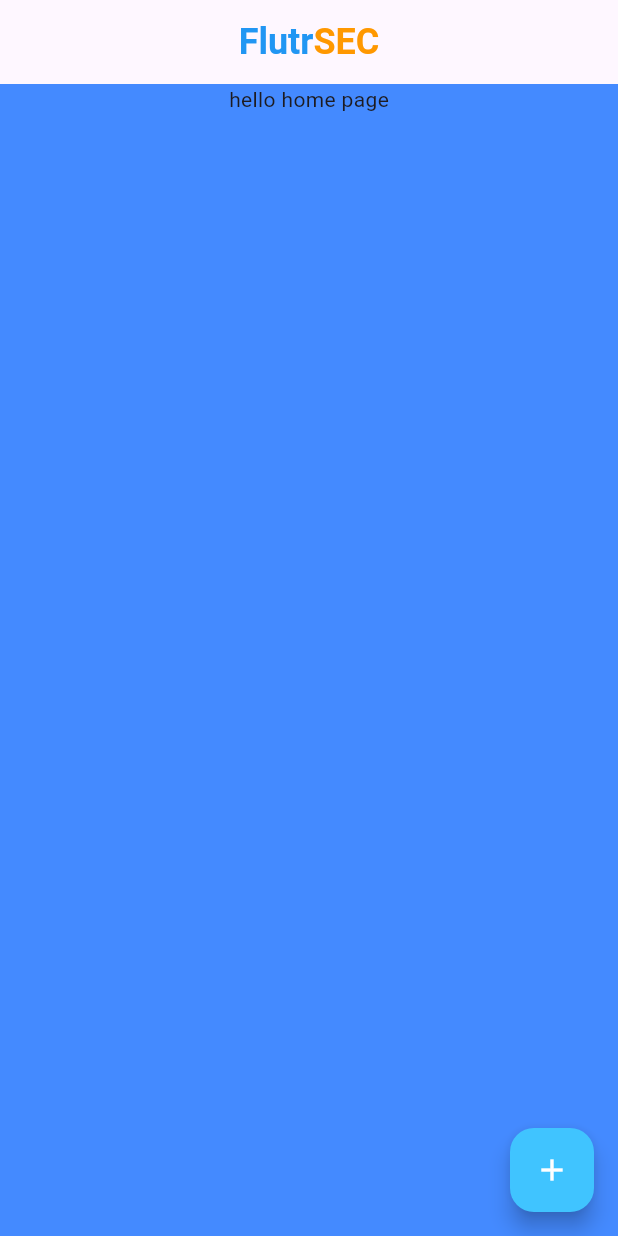
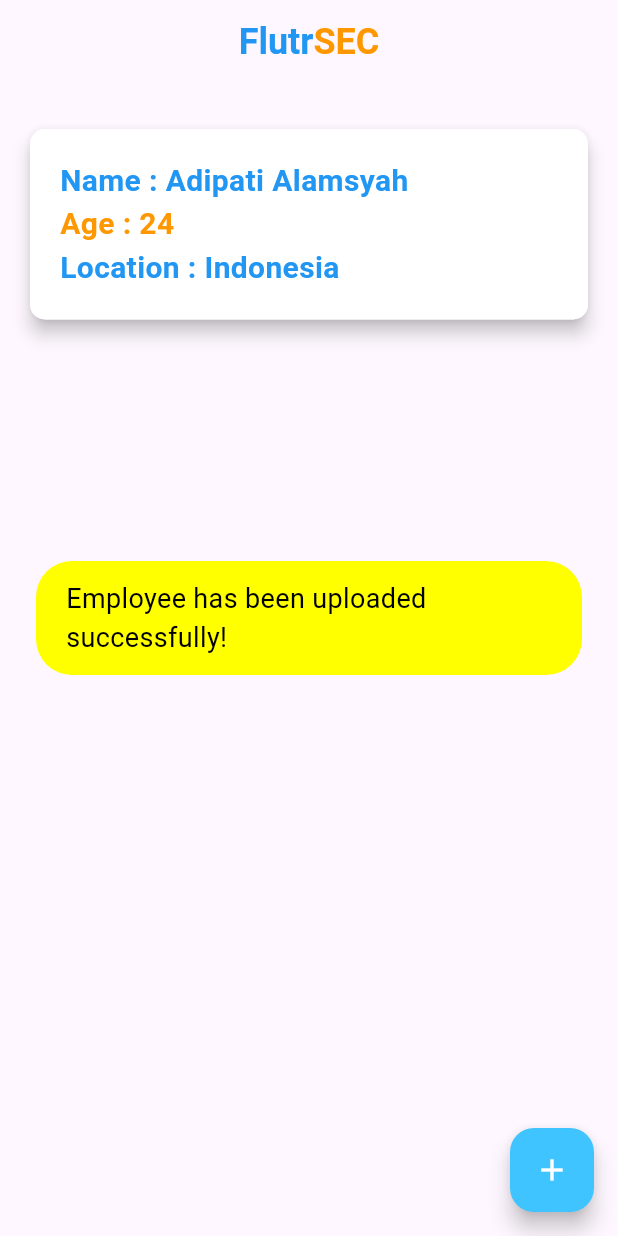
Before and after one commit to adipati27ma/flutr_simple_employees_crud, a Flutter app: the EmployeeForm screen opened directly, after a tap on "Add Employee", on a phone screen of 412 x 824 dp. Run offline on Flutter 3.47's test engine with Material 3 defaults, Android fonts, the phone set to English and light mode, and no system bars; our stand-ins replace cloud_firestore, firebase_core, fluttertoast, random_string; accounts and stored records are empty.

Commit message:
feat: home (employee list) page UI

```diff
--- a/analysis_options.yaml
+++ b/analysis_options.yaml
@@ -25,5 +25,6 @@
     # prefer_single_quotes: true # Uncomment to enable the `prefer_single_quotes` rule
     prefer_const_constructors: false # Uncomment to enable the `prefer_const_constructors` rule
     prefer_const_constructors_in_immutables: false # Uncomment to enable the `prefer_const_constructors_in_immutables` rule
+    prefer_const_literals_to_create_immutables: false # Uncomment to enable the `prefer_const_literals_to_create_immutables` rule
 # Additional information about this file can be found at
 # https://dart.dev/guides/language/analysis-options
--- a/lib/pages/employee.dart
+++ b/lib/pages/employee.dart
@@ -1,6 +1,6 @@
 import 'package:flutr_simple_employees_crud/service/database.dart';
 import 'package:flutter/material.dart';
-// import 'package:fluttertoast/fluttertoast.dart';
+import 'package:fluttertoast/fluttertoast.dart';
 import 'package:random_string/random_string.dart';
 
 class EmployeeForm extends StatefulWidget {
@@ -136,15 +136,15 @@
                       await DatabaseMethods()
                           .addEmployeeDetails(employeeInfoMap, id)
                           .then((value) {
-                        // Fluttertoast.showToast(
-                        //     msg: "Employee has been uploaded successfully!",
-                        //     toastLength: Toast.LENGTH_SHORT,
-                        //     gravity: ToastGravity.CENTER,
-                        //     timeInSecForIosWeb: 1,
-                        //     backgroundColor: Colors.blueGrey[50],
-                        //     textColor: Colors.black,
-                        //     fontSize: 16.0);
-                        print("Employee has been uploaded successfully!");
+                        // ScaffoldMessenger.of(context).showSnackBar(snackBar);
+                        Fluttertoast.showToast(
+                            msg: "Employee has been uploaded successfully!",
+                            toastLength: Toast.LENGTH_SHORT,
+                            gravity: ToastGravity.CENTER,
+                            timeInSecForIosWeb: 2,
+                            backgroundColor: Colors.yellowAccent,
+                            textColor: Colors.black,
+                            fontSize: 18.0);
                         Navigator.of(context).pop();
                       });
                     },
@@ -166,3 +166,7 @@
     );
   }
 }
+
+const snackBar = SnackBar(
+  content: Text('Yay! A SnackBar!'),
+);
--- a/pubspec.yaml
+++ b/pubspec.yaml
@@ -30,14 +30,13 @@
 dependencies:
   flutter:
     sdk: flutter
-  # firebase_core: ^2.27.2
-  # cloud_firestore: ^4.15.10
   random_string: ^2.3.1
-  # fluttertoast: ^8.2.4
+  fluttertoast: ^8.2.4
 
   # The following adds the Cupertino Icons font to your application.
   # Use with the CupertinoIcons class for iOS style icons.
   cupertino_icons: ^1.0.6
+
   firebase_core: ^2.27.2
   cloud_firestore: ^4.15.10
 
```
Also changed, not shown: lib/pages/home.dart (+42 -4 lines), pubspec.lock, 1 other file.
